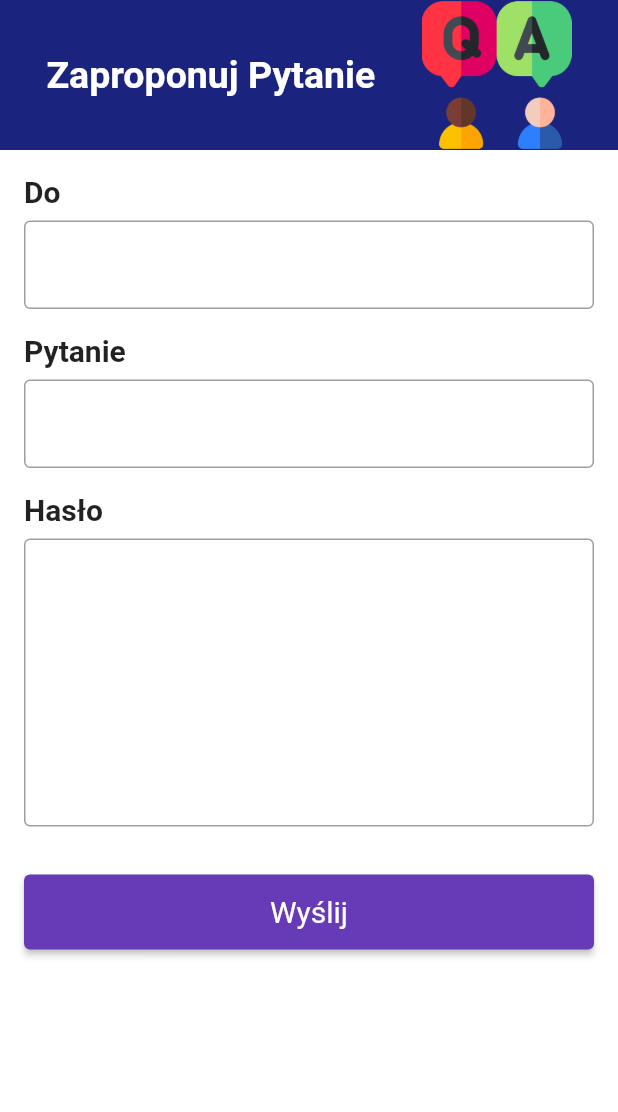
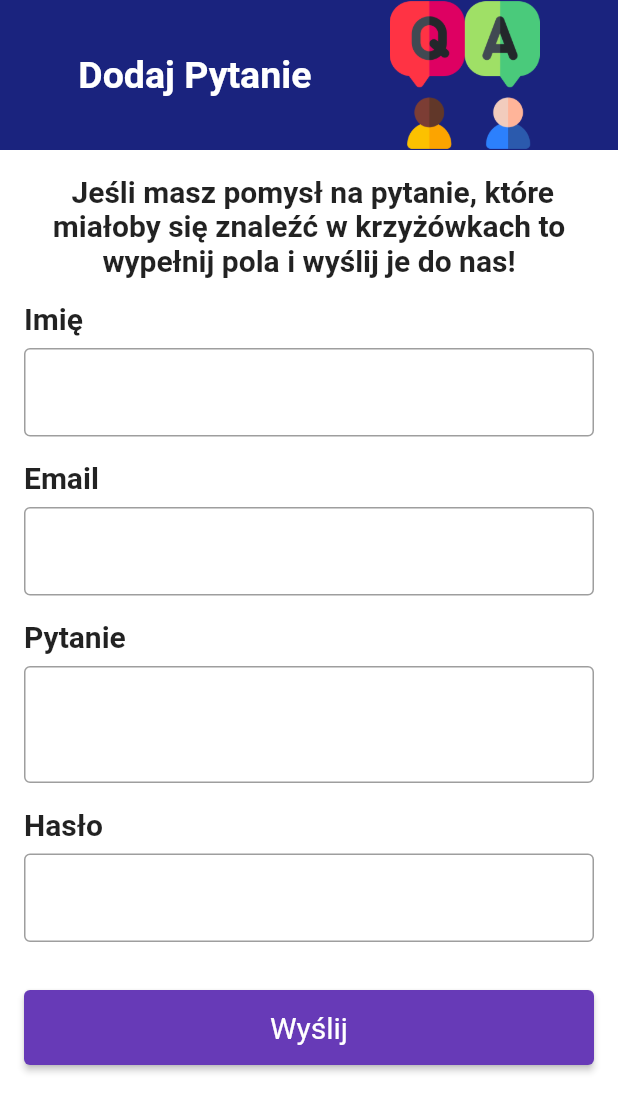
Before and after one commit to Melo07022/Crossword-Generator, a Flutter app: the screen it shows after launch, after a tap on "Dodaj", on a phone screen of 412 x 824 dp. Shown: the top 1112 px of the screen. Run offline on Flutter 3.47's test engine with Material 2 defaults, Android fonts, the phone set to English and light mode, and no system bars; our stand-ins replace google_fonts; Roboto replaces fonts that are missing (Ubuntu).

Commit message:
Third Commit

```diff
--- a/lib/AddQuestions/AddQuestionPage.dart
+++ b/lib/AddQuestions/AddQuestionPage.dart
@@ -1,5 +1,7 @@
+import 'dart:convert';
 import 'package:flutter/material.dart';
 import 'package:google_fonts/google_fonts.dart';
+import 'package:http/http.dart' as http;
 
 class AddQuestions extends StatefulWidget {
   const AddQuestions({Key? key}) : super(key: key);
@@ -9,14 +11,46 @@ class AddQuestions extends StatefulWidget {
 }
 
 class _AddQuestionsState extends State<AddQuestions> {
-  final controllerTo = TextEditingController();
+  final controllerName = TextEditingController();
   final controllerQuestions = TextEditingController();
   final controllerPassword = TextEditingController();
+  final controllerFrom = TextEditingController();
+
+  Future sendEmail(
+      ) async {
+
+
+    final url = Uri.parse('https://api.emailjs.com/api/v1.0/email/send');
+    const serviceId = 'service_dxgvmsw';
+    const templateId = 'template_35csymd';
+    const userId = 'Xm-KYiSw1yZzWFLZr';
+
+    final response = await http.post(url,
+      headers: {
+        'Content-Type': 'application/json',
+        'origin': 'http://localhost',
+      },
+      body: json.encode({
+        'service_id': serviceId,
+        'template_id': templateId,
+        'user_id': userId,
+        'template_params': {
+          'name': controllerName.text,
+          'subject': controllerPassword.text,
+          'message': controllerQuestions.text,
+          'user_email': controllerFrom.text,
+
+
+        },
+      }),
+    );
+
+    print(response.body);
+    ScaffoldMessenger.of(context).showSnackBar(SnackBar(content: Text("Wysłano Pomyślnie! :D", style: TextStyle(color: Colors.green),)));
+  }
 
   @override
   Widget build(BuildContext context) {
-
-
 
     Widget buildTextField({
       required String title,
@@ -49,7 +83,7 @@ class _AddQuestionsState extends State<AddQuestions> {
             Row(
               mainAxisAlignment: MainAxisAlignment.spaceEvenly,
               children: [
-                Text("Zaproponuj Pytanie", style: GoogleFonts.ubuntu(textStyle:  TextStyle(fontSize: 25, color: Colors.white, fontWeight: FontWeight.bold),),),
+                Text("Dodaj Pytanie", style: GoogleFonts.ubuntu(textStyle:  TextStyle(fontSize: 25, color: Colors.white, fontWeight: FontWeight.bold),),),
                 Image.asset("images/qa.png", width: 100, height: 100,)
               ],
             ),
@@ -62,11 +96,17 @@ class _AddQuestionsState extends State<AddQuestions> {
                   child: ListView(
                     padding: EdgeInsets.all(16),
                     children: [
-                      buildTextField(title: "Do", controller: controllerTo),
+                      Text(" Jeśli masz pomysł na pytanie, które miałoby się znaleźć w krzyżówkach to wypełnij pola i wyślij je do nas!",
+                        style: GoogleFonts.ubuntu(textStyle: TextStyle(fontWeight: FontWeight.bold,fontSize: 20,),),textAlign: TextAlign.center,),
+
                       const SizedBox(height: 16),
-                      buildTextField(title: "Pytanie", controller: controllerQuestions),
+                      buildTextField(title: "Imię", controller: controllerName),
                       const SizedBox(height: 16),
-                      buildTextField(title: "Hasło", controller: controllerPassword, maxLines: 8),
+                      buildTextField(title: "Email", controller: controllerFrom),
+                      const SizedBox(height: 16),
+                      buildTextField(title: "Pytanie", controller: controllerQuestions, maxLines: 2),
+                      const SizedBox(height: 16),
+                      buildTextField(title: "Hasło", controller: controllerPassword,),
                       const SizedBox(height: 32,),
                       ElevatedButton(
                         style: ElevatedButton.styleFrom(
@@ -75,7 +115,22 @@ class _AddQuestionsState extends State<AddQuestions> {
                           textStyle: TextStyle(fontSize: 20),
                         ),
                         child: Text('Wyślij'),
-                        onPressed: () {},
+                        onPressed: () {
+                          if (controllerName.text.isEmpty ||
+                              controllerFrom.text.isEmpty ||
+                              controllerPassword.text.isEmpty ||
+                              controllerQuestions.text.isEmpty) {
+                            ScaffoldMessenger.of(context).showSnackBar(
+                              SnackBar(content: Text("Wypełnij wszystkie pola!")
+
+                              ),
+
+                            );
+                            return;
+                          }
+
+                          sendEmail();
+                        },
                       ),
 
                     ],
--- a/lib/HomePage/Home.dart
+++ b/lib/HomePage/Home.dart
@@ -25,6 +25,7 @@ class _HomePageScreenState extends State<HomePageScreen> {
 
 
   Widget build(BuildContext context) {
+
 
     return Scaffold(
       backgroundColor: Color(0xFF1A237E),
--- a/lib/main.dart
+++ b/lib/main.dart
@@ -4,28 +4,32 @@ import 'package:flutter/services.dart';
 
 
 
-void main() {
+
+void main() async {
   WidgetsFlutterBinding.ensureInitialized();
+
   SystemChrome.setPreferredOrientations([
     DeviceOrientation.portraitUp,
     DeviceOrientation.portraitDown,
   ]);
-  runApp(const MyApp());
-
+  runApp(MyApp());
 }
 
 
 
+
+
 class MyApp extends StatelessWidget {
-  const MyApp({super.key});
-
 
 
 
   @override
   Widget build(BuildContext context) {
+
     return MaterialApp(
+
       title: "Generator Krzyżówek",
+
       home: HomePageScreen(),
 
     );
--- a/pubspec.yaml
+++ b/pubspec.yaml
@@ -43,7 +43,10 @@ dependencies:
   http: ^0.13.5
   flutter_email_sender: ^5.2.0
   email_validator: ^2.1.17
-  day_night_switcher: ^0.2.0+1
+  sqflite: ^2.2.4+1
+
+
+
 
 
 dev_dependencies:
```
Also changed, not shown: lib/More/MorePageFunction/FeedbackPage.dart (+14 -2 lines), lib/Crossword/EasyCrossword.dart (added), lib/Crossword/HardCrossword.dart (added), lib/Crossword/MediumCrossword.dart (added), pubspec.lock, 1 other file.
